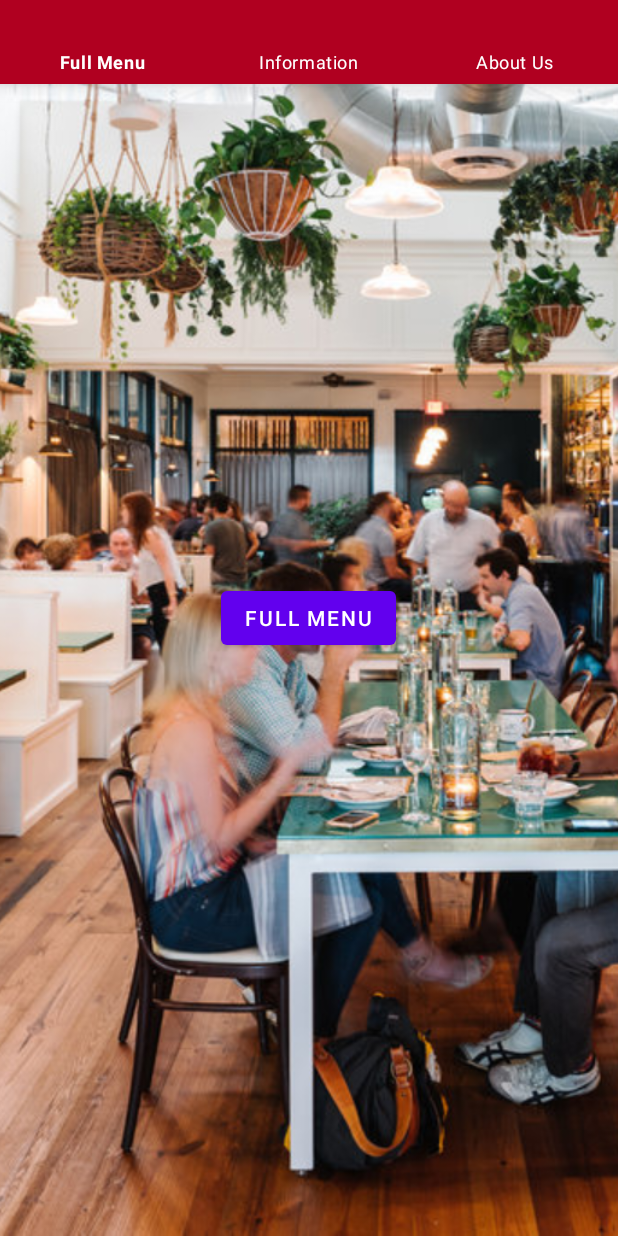
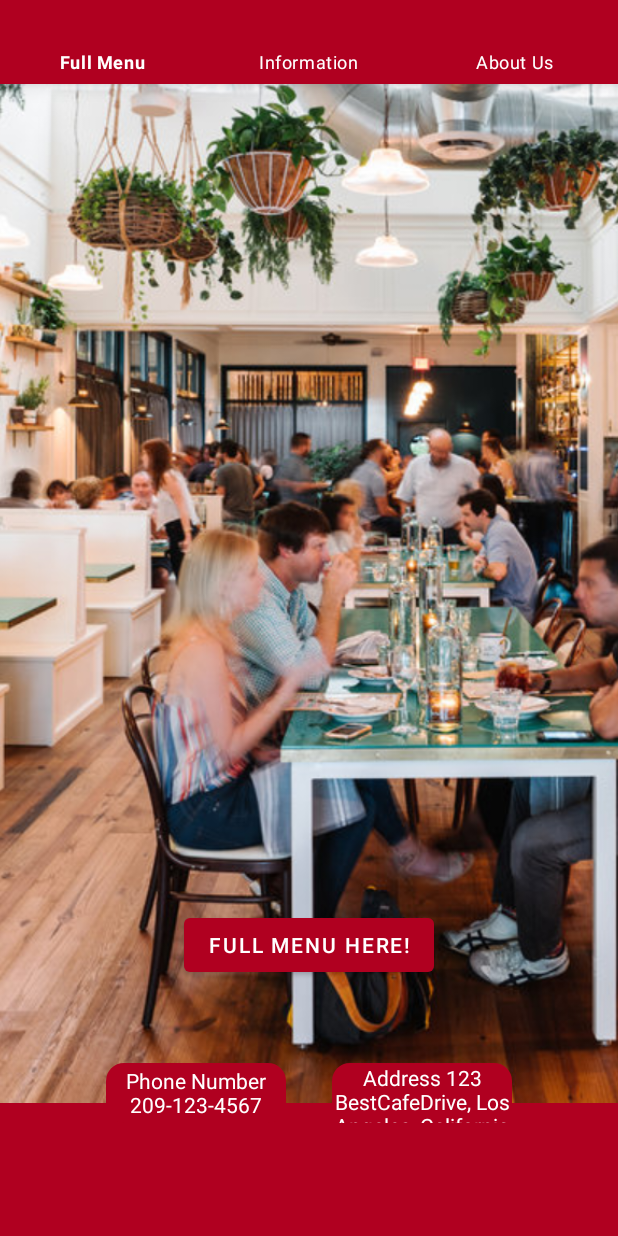
Before and after one commit to Jeli04/Project-1--Build-a-Single-Screen-App, an Android app: the screen it shows after launch (MainActivity), on a phone screen of 412 x 824 dp. Run offline under Robolectric (Android 15) with nearby library versions, the phone set to English and light mode, and no system bars; our stand-ins replace navigation-ui; 5 statements that could not run were skipped.

Commit message:
Draft build

```diff
--- /dev/null
+++ b/app/src/main/res/drawable/roundstyle.xml
@@ -0,0 +1,5 @@
+<?xml version="1.0" encoding="utf-8"?>
+<shape xmlns:android="http://schemas.android.com/apk/res/android">
+    <corners android:radius="12dp"
+        ></corners>
+</shape>
--- a/app/src/main/res/layout/activity_main.xml
+++ b/app/src/main/res/layout/activity_main.xml
@@ -4,6 +4,7 @@
     xmlns:tools="http://schemas.android.com/tools"
     android:layout_width="match_parent"
     android:layout_height="wrap_content"
+    android:background="#B00020"
     android:orientation="vertical"
     tools:context=".MainActivity">
 
@@ -11,23 +12,26 @@
     <ImageView
         android:id="@+id/imageView2"
         android:layout_width="fill_parent"
-        android:layout_height="fill_parent"
+        android:layout_height="735dp"
+        android:background="#B00020"
         android:scaleType="centerCrop"
         app:srcCompat="@drawable/merlin_149743005_57ffbe21_5307_4158_bf87_71b671dfbdcb_jumbo" />
 
     <ImageView
         android:id="@+id/imageView4"
-        android:layout_width="wrap_content"
-        android:layout_height="wrap_content"
+        android:layout_width="293dp"
+        android:layout_height="423dp"
         android:layout_gravity="center"
-        tools:srcCompat="@tools:sample/avatars" />
+        tools:srcCompat="@drawable/my_visual_55560557" />
 
     <Button
         android:id="@+id/button4"
         android:layout_width="wrap_content"
         android:layout_height="wrap_content"
-        android:text="Full Menu"
-        android:layout_gravity="center"/>
+        android:layout_gravity="center|bottom"
+        android:layout_marginBottom="170dp"
+        android:text="Full Menu Here!"
+        app:backgroundTint="#B00020" />
 
     <com.google.android.material.bottomnavigation.BottomNavigationView
         android:layout_width="match_parent"
@@ -38,4 +42,30 @@
 
     </com.google.android.material.bottomnavigation.BottomNavigationView>
 
+    <TextView
+        android:id="@+id/PhoneNumber"
+        android:layout_width="120dp"
+        android:layout_height="40dp"
+        android:layout_gravity="bottom|center"
+        android:layout_marginBottom="75dp"
+        android:layout_marginRight="75dp"
+        android:backgroundTint="#B00020"
+        android:background="@drawable/roundstyle"
+        android:gravity="center_vertical|center_horizontal"
+        android:text="Phone Number 209-123-4567"
+        android:textColor="@color/white" />
+
+    <TextView
+        android:id="@+id/Address"
+        android:layout_width="120dp"
+        android:layout_height="40dp"
+        android:layout_gravity="bottom|center"
+        android:layout_marginBottom="75dp"
+        android:layout_marginLeft="75dp"
+        android:backgroundTint="#B00020"
+        android:background="@drawable/roundstyle"
+        android:gravity="center_vertical|center_horizontal"
+        android:text="Address 123 BestCafeDrive, Los Angeles, California"
+        android:textColor="@color/white" />
+
 </FrameLayout>
```
Also changed, not shown: 1 other file.
